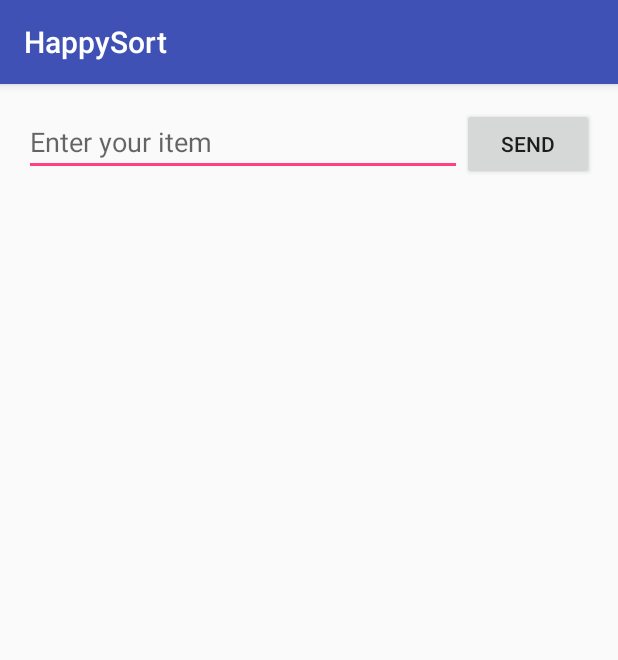
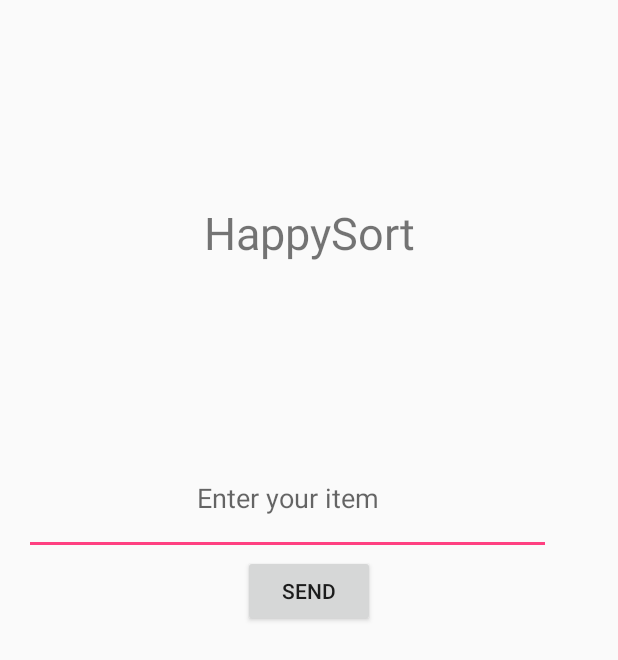
Before and after one commit to julytn/HappySort, an Android app: the screen it shows after launch (MainActivity), on a phone screen of 412 x 824 dp. Shown: the top 660 px of the screen. Run offline under Robolectric (Android 15) with nearby library versions, the phone set to English and light mode, and no system bars.

Commit message:
Changed layout of main activity

```diff
--- a/app/src/main/java/com/example/zoe/happysort/MainActivity.java
+++ b/app/src/main/java/com/example/zoe/happysort/MainActivity.java
@@ -13,6 +13,8 @@ public class MainActivity extends AppCompatActivity {
     protected void onCreate(Bundle savedInstanceState) {
         super.onCreate(savedInstanceState);
         setContentView(R.layout.activity_main);
+
+
     }
 
     public void sendMessage(View view) {
--- a/app/src/main/res/layout/activity_main.xml
+++ b/app/src/main/res/layout/activity_main.xml
@@ -7,22 +7,31 @@
     android:paddingLeft="@dimen/activity_horizontal_margin"
     android:paddingRight="@dimen/activity_horizontal_margin"
     android:paddingTop="@dimen/activity_vertical_margin"
-    tools:context="com.example.zoe.happysort.MainActivity">
+    tools:context="com.example.zoe.happysort.MainActivity"
+    android:orientation="vertical"
+    android:weightSum="1">
+
 
     <TextView
         android:id="@+id/title"
-        android:layout_width="wrap_content"
-        android:layout_height="wrap_content" />
+        android:text="HappySort"
+        android:textSize="30sp"
+        android:layout_width="match_parent"
+        android:layout_height="wrap_content"
+        android:gravity="center"
+        android:layout_weight="0.38" />
 
     <EditText android:id="@+id/edit_message"
-        android:layout_weight="1"
-        android:layout_width="0dp"
-        android:layout_height="wrap_content"
-        android:hint="@string/edit_message" />
+        android:layout_width="351dp"
+        android:layout_height="75dp"
+        android:hint="@string/edit_message"
+        android:gravity="center" />
 
     <Button
         android:layout_width="wrap_content"
         android:layout_height="wrap_content"
         android:text="@string/button_send"
-        android:onClick="sendMessage"/>
+        android:onClick="sendMessage"
+        android:layout_gravity="center_horizontal" />
+
 </LinearLayout>
--- a/app/src/main/res/values/styles.xml
+++ b/app/src/main/res/values/styles.xml
@@ -1,7 +1,7 @@
 <resources>
 
     <!-- Base application theme. -->
-    <style name="AppTheme" parent="Theme.AppCompat.Light.DarkActionBar">
+    <style name="AppTheme" parent="Theme.AppCompat.Light.NoActionBar">
         <!-- Customize your theme here. -->
         <item name="colorPrimary">@color/colorPrimary</item>
         <item name="colorPrimaryDark">@color/colorPrimaryDark</item>
--- a/build.gradle
+++ b/build.gradle
@@ -5,7 +5,7 @@ buildscript {
         jcenter()
     }
     dependencies {
-        classpath 'com.android.tools.build:gradle:1.5.0'
+        classpath 'com.android.tools.build:gradle:2.1.3'
 
         // NOTE: Do not place your application dependencies here; they belong
         // in the individual module build.gradle files
```
Also changed, not shown: gradle/wrapper/gradle-wrapper.properties.
